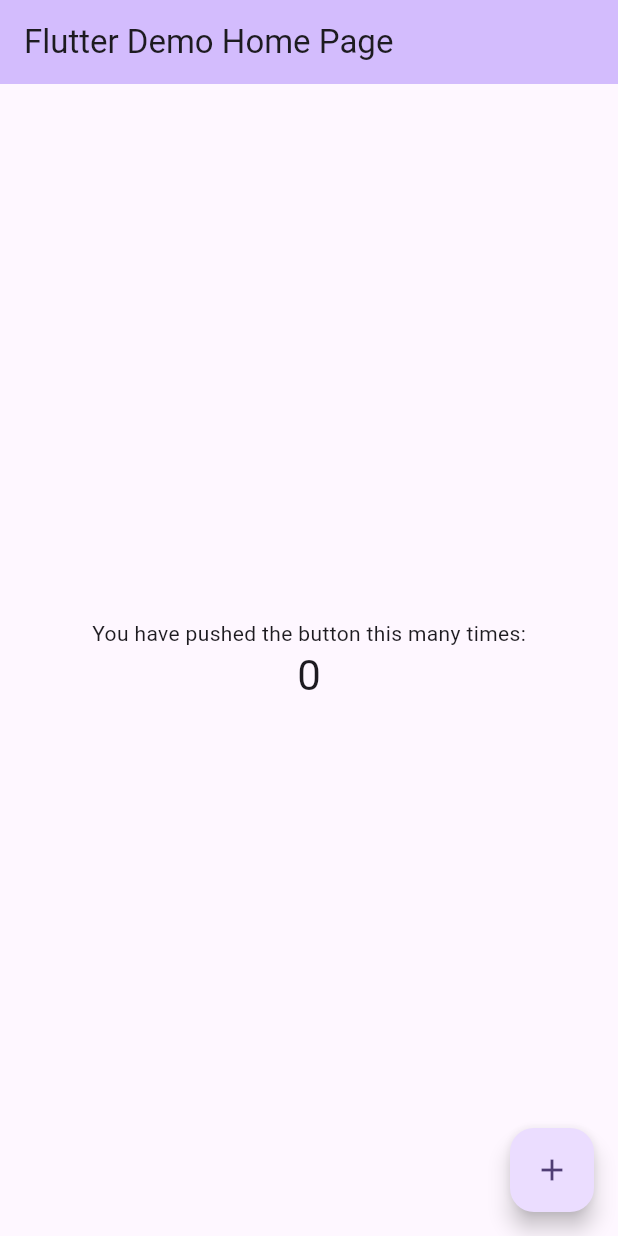
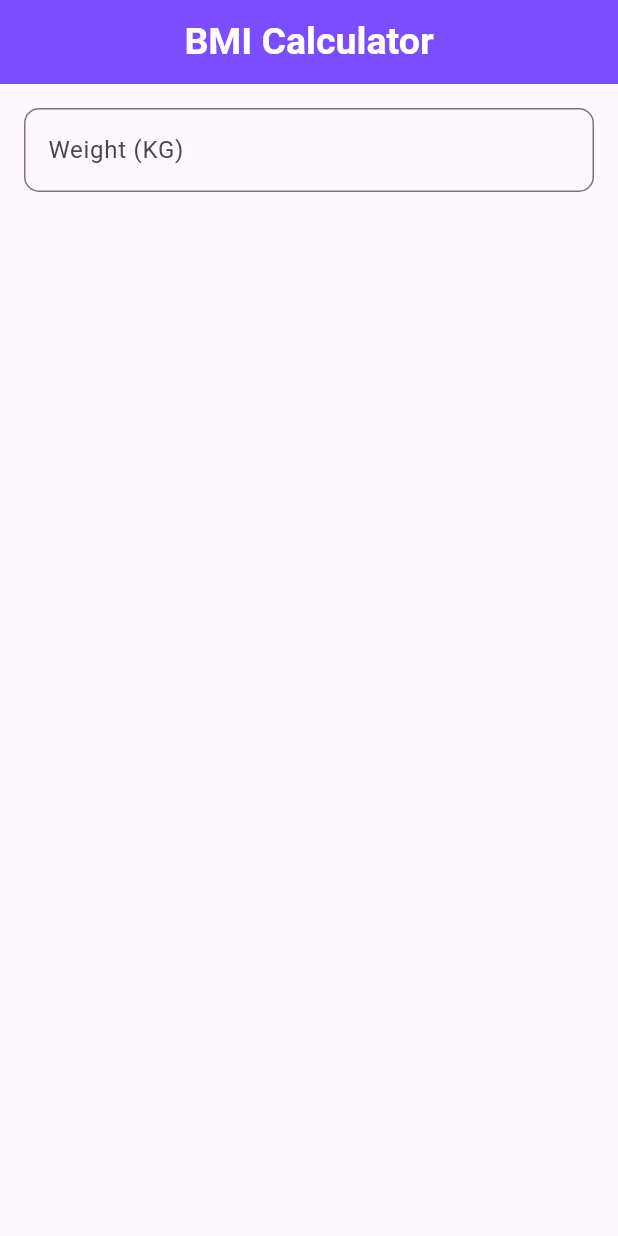
Before and after one commit to Shishir707/BMI-Calculator, a Flutter app: the screen it shows after launch, on a phone screen of 412 x 824 dp. Run offline on Flutter 3.47's test engine with Material 3 defaults, Android fonts, the phone set to English and light mode, and no system bars.

Commit message:
initialize home page

```diff
--- /dev/null
+++ b/lib/app.dart
@@ -0,0 +1,16 @@
+import 'package:flutter/material.dart';
+import 'bmi_app.dart';
+
+class MyApp extends StatelessWidget {
+  const MyApp({super.key});
+
+  @override
+  Widget build(BuildContext context) {
+    return MaterialApp(
+      theme: ThemeData(),
+      debugShowCheckedModeBanner: false,
+      title: 'BMI Calculator',
+      home: BmiApp(),
+    );
+  }
+}
--- /dev/null
+++ b/lib/bmi_app.dart
@@ -0,0 +1,38 @@
+import 'package:flutter/material.dart';
+
+class BmiApp extends StatefulWidget {
+  const BmiApp({super.key});
+
+  @override
+  State<BmiApp> createState() => _BmiAppState();
+}
+
+class _BmiAppState extends State<BmiApp> {
+  @override
+  Widget build(BuildContext context) {
+    return Scaffold(
+      appBar: AppBar(
+        title: Text('BMI Calculator',style: TextStyle(
+          fontSize: 25,
+          color: Colors.white,
+          fontWeight: FontWeight.w600
+        ),),
+        backgroundColor: Colors.deepPurpleAccent,
+        centerTitle: true,
+      ),
+      body: ListView(
+        padding: EdgeInsets.all(16),
+        children: [
+          TextField(
+            decoration: InputDecoration(
+              labelText: 'Weight (KG)',
+              border: OutlineInputBorder(
+                borderRadius: BorderRadius.circular(10)
+              )
+            ),
+          )
+        ],
+      ),
+    );
+  }
+}
--- a/lib/main.dart
+++ b/lib/main.dart
@@ -1,122 +1,6 @@
 import 'package:flutter/material.dart';
+import 'app.dart';
 
 void main() {
   runApp(const MyApp());
 }
-
-class MyApp extends StatelessWidget {
-  const MyApp({super.key});
-
-  // This widget is the root of your application.
-  @override
-  Widget build(BuildContext context) {
-    return MaterialApp(
-      title: 'Flutter Demo',
-      theme: ThemeData(
-        // This is the theme of your application.
-        //
-        // TRY THIS: Try running your application with "flutter run". You'll see
-        // the application has a purple toolbar. Then, without quitting the app,
-        // try changing the seedColor in the colorScheme below to Colors.green
-        // and then invoke "hot reload" (save your changes or press the "hot
-        // reload" button in a Flutter-supported IDE, or press "r" if you used
-        // the command line to start the app).
-        //
-        // Notice that the counter didn't reset back to zero; the application
-        // state is not lost during the reload. To reset the state, use hot
-        // restart instead.
-        //
-        // This works for code too, not just values: Most code changes can be
-        // tested with just a hot reload.
-        colorScheme: ColorScheme.fromSeed(seedColor: Colors.deepPurple),
-      ),
-      home: const MyHomePage(title: 'Flutter Demo Home Page'),
-    );
-  }
-}
-
-class MyHomePage extends StatefulWidget {
-  const MyHomePage({super.key, required this.title});
-
-  // This widget is the home page of your application. It is stateful, meaning
-  // that it has a State object (defined below) that contains fields that affect
-  // how it looks.
-
-  // This class is the configuration for the state. It holds the values (in this
-  // case the title) provided by the parent (in this case the App widget) and
-  // used by the build method of the State. Fields in a Widget subclass are
-  // always marked "final".
-
-  final String title;
-
-  @override
-  State<MyHomePage> createState() => _MyHomePageState();
-}
-
-class _MyHomePageState extends State<MyHomePage> {
-  int _counter = 0;
-
-  void _incrementCounter() {
-    setState(() {
-      // This call to setState tells the Flutter framework that something has
-      // changed in this State, which causes it to rerun the build method below
-      // so that the display can reflect the updated values. If we changed
-      // _counter without calling setState(), then the build method would not be
-      // called again, and so nothing would appear to happen.
-      _counter++;
-    });
-  }
-
-  @override
-  Widget build(BuildContext context) {
-    // This method is rerun every time setState is called, for instance as done
-    // by the _incrementCounter method above.
-    //
-    // The Flutter framework has been optimized to make rerunning build methods
-    // fast, so that you can just rebuild anything that needs updating rather
-    // than having to individually change instances of widgets.
-    return Scaffold(
-      appBar: AppBar(
-        // TRY THIS: Try changing the color here to a specific color (to
-        // Colors.amber, perhaps?) and trigger a hot reload to see the AppBar
-        // change color while the other colors stay the same.
-        backgroundColor: Theme.of(context).colorScheme.inversePrimary,
-        // Here we take the value from the MyHomePage object that was created by
-        // the App.build method, and use it to set our appbar title.
-        title: Text(widget.title),
-      ),
-      body: Center(
-        // Center is a layout widget. It takes a single child and positions it
-        // in the middle of the parent.
-        child: Column(
-          // Column is also a layout widget. It takes a list of children and
-          // arranges them vertically. By default, it sizes itself to fit its
-          // children horizontally, and tries to be as tall as its parent.
-          //
-          // Column has various properties to control how it sizes itself and
-          // how it positions its children. Here we use mainAxisAlignment to
-          // center the children vertically; the main axis here is the vertical
-          // axis because Columns are vertical (the cross axis would be
-          // horizontal).
-          //
-          // TRY THIS: Invoke "debug painting" (choose the "Toggle Debug Paint"
-          // action in the IDE, or press "p" in the console), to see the
-          // wireframe for each widget.
-          mainAxisAlignment: MainAxisAlignment.center,
-          children: <Widget>[
-            const Text('You have pushed the button this many times:'),
-            Text(
-              '$_counter',
-              style: Theme.of(context).textTheme.headlineMedium,
-            ),
-          ],
-        ),
-      ),
-      floatingActionButton: FloatingActionButton(
-        onPressed: _incrementCounter,
-        tooltip: 'Increment',
-        child: const Icon(Icons.add),
-      ), // This trailing comma makes auto-formatting nicer for build methods.
-    );
-  }
-}
```
Also changed, not shown: 1 other file.
